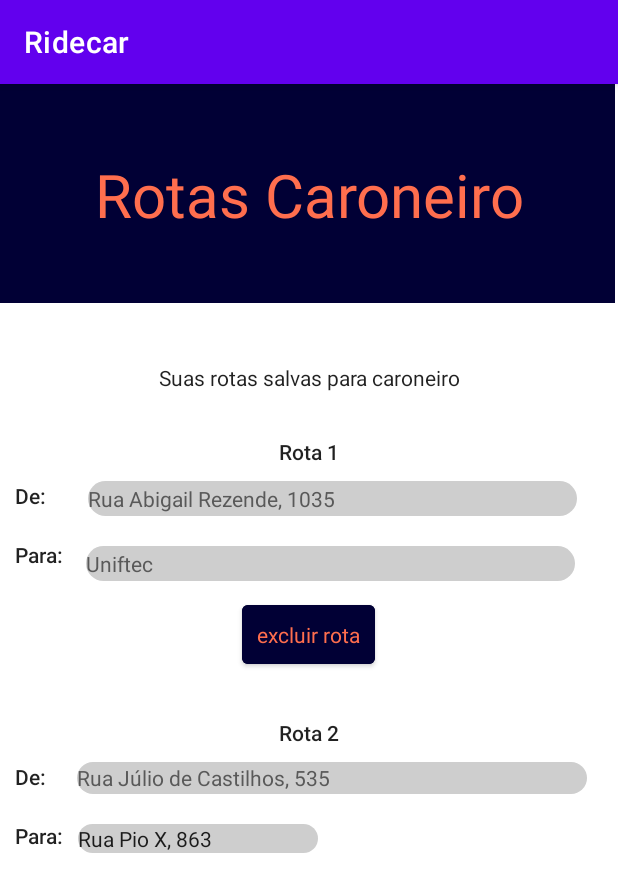
After one commit to oantoniocardoso/Ridecar, an Android app: the RotasCaroneiroActivity screen opened directly, with no data from a screen before it, on a phone screen of 412 x 824 dp. The commit adds this screen. Shown: the top 892 px of the screen. Run offline under Robolectric (Android 15) with nearby library versions, the phone set to English and light mode, and no system bars; 1 statement that could not run was skipped.

Commit message:
adiciona rotas caroneiros

```diff
--- a/app/src/main/AndroidManifest.xml
+++ b/app/src/main/AndroidManifest.xml
@@ -9,6 +9,9 @@
         android:roundIcon="@mipmap/ic_launcher_round"
         android:supportsRtl="true"
         android:theme="@style/Theme.Ridecar">
+        <activity
+            android:name=".RotasCaroneiroActivity"
+            android:exported="false" />
         <activity
             android:name=".SplashActivity"
             android:exported="true">
--- /dev/null
+++ b/app/src/main/java/com/example/ridecar/RotasCaroneiroActivity.java
@@ -0,0 +1,14 @@
+package com.example.ridecar;
+
+import androidx.appcompat.app.AppCompatActivity;
+
+import android.os.Bundle;
+
+public class RotasCaroneiroActivity extends AppCompatActivity {
+
+    @Override
+    protected void onCreate(Bundle savedInstanceState) {
+        super.onCreate(savedInstanceState);
+        setContentView(R.layout.activity_rotas_caroneiro);
+    }
+}
--- /dev/null
+++ b/app/src/main/res/drawable/roundstyle.xml
@@ -0,0 +1,4 @@
+<?xml version="1.0" encoding="utf-8"?>
+<shape xmlns:android="http://schemas.android.com/apk/res/android">
+    <corners android:radius="20dp" />
+</shape>
--- /dev/null
+++ b/app/src/main/res/layout/activity_rotas_caroneiro.xml
@@ -0,0 +1,195 @@
+<?xml version="1.0" encoding="utf-8"?>
+<androidx.constraintlayout.widget.ConstraintLayout xmlns:android="http://schemas.android.com/apk/res/android"
+    xmlns:app="http://schemas.android.com/apk/res-auto"
+    xmlns:tools="http://schemas.android.com/tools"
+    android:layout_width="match_parent"
+    android:layout_height="match_parent"
+    tools:context=".RotasCaroneiroActivity">
+
+    <View
+        android:id="@+id/viewRotasCaroneiro"
+        android:layout_width="410dp"
+        android:layout_height="146dp"
+        android:background="@color/colorPrimary"
+        app:layout_constraintEnd_toEndOf="parent"
+        app:layout_constraintHorizontal_bias="0.0"
+        app:layout_constraintStart_toStartOf="parent"
+        app:layout_constraintTop_toTopOf="parent" />
+
+    <TextView
+        android:id="@+id/textView3"
+        android:layout_width="wrap_content"
+        android:layout_height="wrap_content"
+        android:text="Rotas Caroneiro"
+        android:textColor="@color/colorSecondary"
+        android:textSize="40sp"
+        app:layout_constraintBottom_toBottomOf="@+id/viewRotasCaroneiro"
+        app:layout_constraintEnd_toEndOf="parent"
+        app:layout_constraintStart_toStartOf="@+id/viewRotasCaroneiro"
+        app:layout_constraintTop_toTopOf="@+id/viewRotasCaroneiro"
+        app:layout_constraintVertical_bias="0.505" />
+
+    <TextView
+        android:id="@+id/textView4"
+        android:layout_width="wrap_content"
+        android:layout_height="wrap_content"
+        android:layout_marginTop="40dp"
+        android:text="Suas rotas salvas para caroneiro"
+        android:textAppearance="@style/TextAppearance.AppCompat.Body1"
+        app:layout_constraintEnd_toEndOf="parent"
+        app:layout_constraintStart_toStartOf="parent"
+        app:layout_constraintTop_toBottomOf="@+id/viewRotasCaroneiro" />
+
+    <TextView
+        android:id="@+id/textView5"
+        android:layout_width="wrap_content"
+        android:layout_height="wrap_content"
+        android:layout_marginTop="30dp"
+        android:text="Rota 1"
+        android:textAppearance="@style/TextAppearance.AppCompat.Body2"
+        app:layout_constraintEnd_toEndOf="parent"
+        app:layout_constraintStart_toStartOf="parent"
+        app:layout_constraintTop_toBottomOf="@+id/textView4" />
+
+    <TextView
+        android:id="@+id/textView7"
+        android:layout_width="wrap_content"
+        android:layout_height="wrap_content"
+        android:layout_marginStart="10dp"
+        android:layout_marginTop="10dp"
+        android:text="De:"
+        android:textAppearance="@style/TextAppearance.AppCompat.Body2"
+        app:layout_constraintStart_toStartOf="parent"
+        app:layout_constraintTop_toBottomOf="@+id/textView5" />
+
+    <EditText
+        android:id="@+id/editTextTextPersonName"
+        android:layout_width="326dp"
+        android:layout_height="23dp"
+        android:layout_marginStart="10dp"
+        android:layout_marginTop="10dp"
+        android:layout_marginEnd="10dp"
+        android:background="@drawable/roundstyle"
+        android:backgroundTint="@color/grey"
+        android:ems="10"
+        android:inputType="textPersonName"
+        android:text="Rua Abigail Rezende, 1035"
+        android:textColor="@color/textGrey"
+        android:textAppearance="@style/TextAppearance.AppCompat.Small"
+        app:layout_constraintEnd_toEndOf="parent"
+        app:layout_constraintStart_toEndOf="@+id/textView7"
+        app:layout_constraintTop_toBottomOf="@+id/textView5" />
+
+    <Button
+        android:id="@+id/button"
+        android:layout_width="wrap_content"
+        android:layout_height="wrap_content"
+        android:layout_marginTop="10dp"
+        android:backgroundTint="@color/colorPrimary"
+        android:padding="10dp"
+        android:text="excluir rota"
+        android:textAppearance="@style/TextAppearance.AppCompat.Small"
+        android:textColor="@color/colorSecondary"
+        app:layout_constraintEnd_toEndOf="parent"
+        app:layout_constraintHorizontal_bias="0.498"
+        app:layout_constraintStart_toStartOf="parent"
+        app:layout_constraintTop_toBottomOf="@+id/editTextTextPersonName2" />
+
+    <TextView
+        android:id="@+id/textView9"
+        android:layout_width="wrap_content"
+        android:layout_height="wrap_content"
+        android:layout_marginStart="10dp"
+        android:layout_marginTop="20dp"
+        android:text="Para:"
+        android:textAppearance="@style/TextAppearance.AppCompat.Body2"
+        app:layout_constraintStart_toStartOf="parent"
+        app:layout_constraintTop_toBottomOf="@+id/textView7" />
+
+    <EditText
+        android:id="@+id/editTextTextPersonName2"
+        android:layout_width="326dp"
+        android:layout_height="23dp"
+        android:layout_marginStart="10dp"
+        android:layout_marginTop="20dp"
+        android:layout_marginEnd="10dp"
+        android:background="@drawable/roundstyle"
+        android:backgroundTint="@color/grey"
+        android:ems="10"
+        android:inputType="textPersonName"
+        android:text="Uniftec"
+        android:textAppearance="@style/TextAppearance.AppCompat.Small"
+        android:textColor="@color/textGrey"
+        app:layout_constraintEnd_toEndOf="parent"
+        app:layout_constraintHorizontal_bias="0.227"
+        app:layout_constraintStart_toEndOf="@+id/textView9"
+        app:layout_constraintTop_toBottomOf="@+id/editTextTextPersonName" />
+
+    <TextView
+        android:id="@+id/textView10"
+        android:layout_width="wrap_content"
+        android:layout_height="wrap_content"
+        android:layout_marginTop="30dp"
+        android:text="Rota 2"
+        android:textAppearance="@style/TextAppearance.AppCompat.Body2"
+        app:layout_constraintEnd_toEndOf="parent"
+        app:layout_constraintStart_toStartOf="parent"
+        app:layout_constraintTop_toBottomOf="@+id/button" />
+
+    <TextView
+        android:id="@+id/textView11"
+        android:layout_width="wrap_content"
+        android:layout_height="wrap_content"
+        android:layout_marginStart="10dp"
+        android:layout_marginTop="10dp"
+        android:text="De:"
+        android:textAppearance="@style/TextAppearance.AppCompat.Body2"
+        app:layout_constraintStart_toStartOf="parent"
+        app:layout_constraintTop_toBottomOf="@+id/textView10" />
+
+    <EditText
+        android:id="@+id/editTextTextPersonName3"
+        android:layout_width="340dp"
+        android:layout_height="21dp"
+        android:layout_marginStart="10dp"
+        android:layout_marginTop="10dp"
+        android:layout_marginEnd="10dp"
+        android:background="@drawable/roundstyle"
+        android:backgroundTint="@color/grey"
+        android:ems="10"
+        android:inputType="textPersonName"
+        android:text="Rua Júlio de Castilhos, 535"
+        android:textAppearance="@style/TextAppearance.AppCompat.Small"
+        android:textColor="@color/textGrey"
+        app:layout_constraintEnd_toEndOf="parent"
+        app:layout_constraintStart_toEndOf="@+id/textView11"
+        app:layout_constraintTop_toBottomOf="@+id/textView10" />
+
+    <TextView
+        android:id="@+id/textView12"
+        android:layout_width="wrap_content"
+        android:layout_height="wrap_content"
+        android:layout_marginStart="10dp"
+        android:layout_marginTop="20dp"
+        android:text="Para:"
+        android:textAppearance="@style/TextAppearance.AppCompat.Body2"
+        app:layout_constraintStart_toStartOf="parent"
+        app:layout_constraintTop_toBottomOf="@+id/textView11" />
+
+    <EditText
+        android:id="@+id/editTextTextPersonName4"
+        android:layout_width="wrap_content"
+        android:layout_height="wrap_content"
+        android:layout_marginStart="10dp"
+        android:layout_marginTop="20dp"
+        android:ems="10"
+        android:inputType="textPersonName"
+        android:text="Rua Pio X, 863"
+        android:background="@drawable/roundstyle"
+        android:backgroundTint="@color/grey"
+        android:textAppearance="@style/TextAppearance.AppCompat.Small"
+        app:layout_constraintStart_toEndOf="@+id/textView12"
+        app:layout_constraintTop_toBottomOf="@+id/editTextTextPersonName3" />
+
+
+</androidx.constraintlayout.widget.ConstraintLayout>
--- a/app/src/main/res/values/colors.xml
+++ b/app/src/main/res/values/colors.xml
@@ -9,4 +9,7 @@
     <color name="white">#FFFFFFFF</color>
     <color name="colorPrimary">#010035</color>
     <color name="colorSecondary">#ff6e4e</color>
+    <color name="grey">#CECECE</color>
+    <color name="textGrey">#595959</color>
+
 </resources>
```
